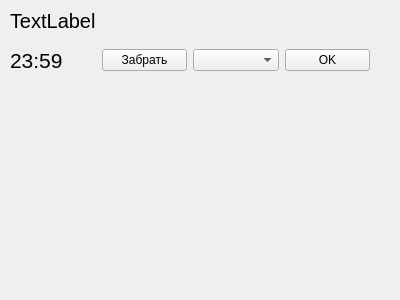
Old version of the form uis/child_card.ui in the repository DashaSimonova/school_project.
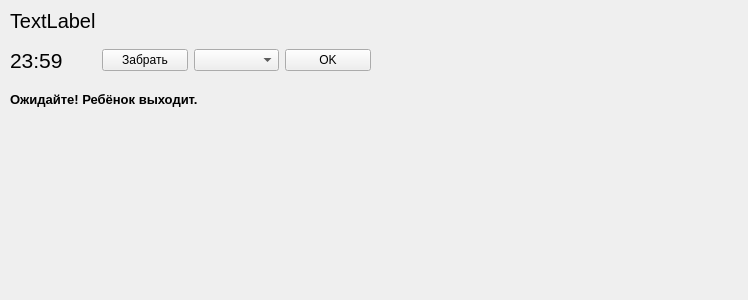
New version of the form.

What changed in the file:
```diff
--- a/uis/child_card.ui
+++ b/uis/child_card.ui
@@ -6,7 +6,7 @@
    <rect>
     <x>0</x>
     <y>0</y>
-    <width>400</width>
+    <width>748</width>
     <height>300</height>
    </rect>
   </property>
@@ -36,7 +36,7 @@
     <rect>
      <x>10</x>
      <y>40</y>
-     <width>360</width>
+     <width>361</width>
      <height>41</height>
     </rect>
    </property>
@@ -78,6 +78,26 @@
     </item>
    </layout>
   </widget>
+  <widget class="QLabel" name="label_alert">
+   <property name="geometry">
+    <rect>
+     <x>10</x>
+     <y>80</y>
+     <width>261</width>
+     <height>39</height>
+    </rect>
+   </property>
+   <property name="font">
+    <font>
+     <pointsize>10</pointsize>
+     <weight>75</weight>
+     <bold>true</bold>
+    </font>
+   </property>
+   <property name="text">
+    <string>Ожидайте! Ребёнок выходит.</string>
+   </property>
+  </widget>
  </widget>
  <resources/>
  <connections/>
```
